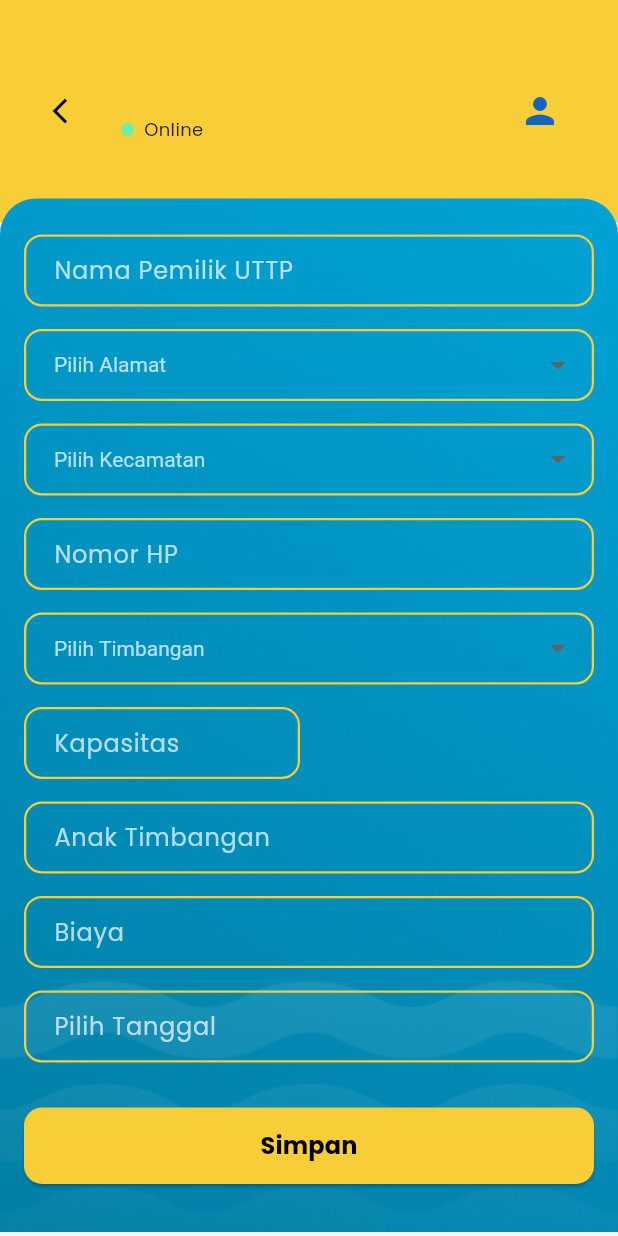
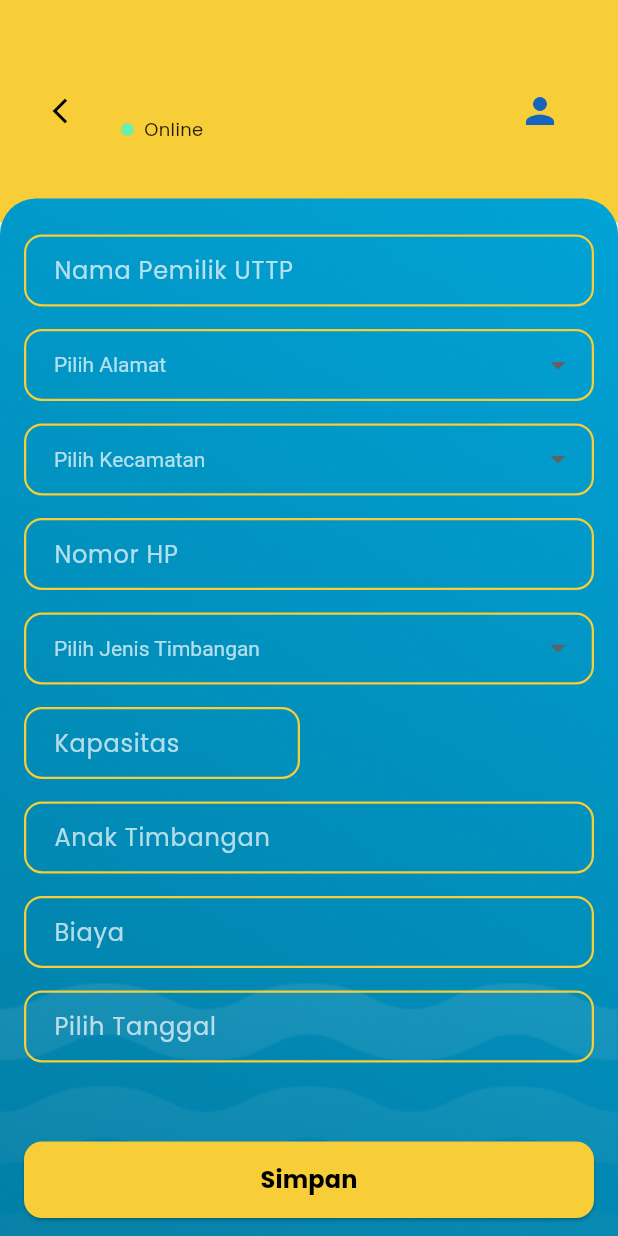
Before and after one commit to ekipy/TeraUlang, a Flutter app: the TeraUlangScreen screen opened by its route, on a phone screen of 412 x 824 dp. Run offline on Flutter 3.47's test engine with Material 3 defaults, Android fonts, the phone set to English and light mode, and no system bars; our stand-ins replace another_flushbar, cloud_firestore, firebase_auth, firebase_core, firebase_database, fl_chart and 7 more; missing offline and left inert: excel, file_saver; accounts and stored records are empty.

Commit message:
update tera ulang screen

```diff
--- a/lib/screen/home_screen.dart
+++ b/lib/screen/home_screen.dart
@@ -25,7 +25,7 @@ class _HomeScreenState extends State<HomeScreen> {
     {"icon": Icons.scale, "title": "Tera Ulang", "screen": '/tera_form'},
     {"icon": Icons.dataset, "title": "Data Tera Ulang", "screen": '/data'},
     {"icon": Icons.monitor, "title": "Monitoring", "screen": '/monitoring'},
-    {"icon": Icons.bar_chart, "title": "E-Cerapan", "screen": '/report'},
+    {"icon": Icons.bar_chart, "title": "Report", "screen": '/report'},
   ];
 
   Future<void> _logout() async {
@@ -177,7 +177,7 @@ class _HomeScreenState extends State<HomeScreen> {
                               title: item["title"],
                               isLoading: isLoading,
                               onTap: () {
-                                if (item["title"] == "E-Cerapan") {
+                                if (item["title"] == "Report") {
                                   showModalBottomSheet(
                                     context: context,
                                     isScrollControlled: true,
--- a/lib/screen/tera_ulang_screen.dart
+++ b/lib/screen/tera_ulang_screen.dart
@@ -227,6 +227,7 @@ class _TeraUlangScreenState extends State<TeraUlangScreen> {
   }
 
   @override
+  @override
   Widget build(BuildContext context) {
     final size = MediaQuery.of(context).size;
     final isTablet = size.width > 600;
@@ -256,20 +257,17 @@ class _TeraUlangScreenState extends State<TeraUlangScreen> {
                 ),
                 child: Row(
                   children: [
-                    // Tombol back
                     IconButton(
                       icon: const Icon(
                         Icons.arrow_back_ios_new,
                         color: Colors.black,
                         size: 20,
                       ),
-                      onPressed: () {
-                        Navigator.pop(context);
-                      },
+                      onPressed: () => Navigator.pop(context),
                     ),
                     const SizedBox(width: 16),
 
-                    // Info User
+                    /// Info user
                     Expanded(
                       child: Column(
                         crossAxisAlignment: CrossAxisAlignment.start,
@@ -308,7 +306,6 @@ class _TeraUlangScreenState extends State<TeraUlangScreen> {
                       ),
                     ),
 
-                    // Avatar
                     CircleAvatar(
                       radius: isTablet ? 30 : 24,
                       backgroundColor: Colors.transparent,
@@ -325,7 +322,7 @@ class _TeraUlangScreenState extends State<TeraUlangScreen> {
             ),
           ),
 
-          /// BODY (form) dengan rounded top & background image
+          /// BODY
           Container(
             margin: EdgeInsets.only(top: headerH - 16),
             decoration: const BoxDecoration(
@@ -338,15 +335,20 @@ class _TeraUlangScreenState extends State<TeraUlangScreen> {
                 topRight: Radius.circular(24),
               ),
             ),
+            child: Column(
+              children: [
+                /// FORM (scrollable)
+                Expanded(
                   child: Form(
                     key: _form,
                     child: SingleChildScrollView(
-                padding: const EdgeInsets.fromLTRB(16, 24, 16, 32),
+                      padding: EdgeInsets.symmetric(
+                        horizontal: isTablet ? 24 : 16,
+                      ).copyWith(top: 24, bottom: 20),
                       physics: const BouncingScrollPhysics(),
                       child: Column(
                         crossAxisAlignment: CrossAxisAlignment.stretch,
                         children: [
-                    // Nama Pemilik
                           _buildInputField(
                             controller: _nama,
                             hint: 'Nama Pemilik UTTP',
@@ -355,7 +357,6 @@ class _TeraUlangScreenState extends State<TeraUlangScreen> {
                           ),
                           const SizedBox(height: 15),
 
-                    // Pasar
                           _buildDropdownField(
                             hint: 'Pilih Alamat',
                             value: _pasar,
@@ -364,7 +365,6 @@ class _TeraUlangScreenState extends State<TeraUlangScreen> {
                           ),
                           const SizedBox(height: 15),
 
-                    // Kecamatan
                           _buildDropdownField(
                             hint: 'Pilih Kecamatan',
                             value: _kecamatan,
@@ -373,7 +373,6 @@ class _TeraUlangScreenState extends State<TeraUlangScreen> {
                           ),
                           const SizedBox(height: 15),
 
-                    // Nomor HP
                           _buildInputField(
                             controller: _hp,
                             hint: 'Nomor HP',
@@ -384,16 +383,14 @@ class _TeraUlangScreenState extends State<TeraUlangScreen> {
                           ),
                           const SizedBox(height: 15),
 
-                    // Jenis Timbangan
                           _buildDropdownField(
-                      hint: 'Pilih Timbangan',
+                            hint: 'Pilih Jenis Timbangan',
                             value: _jenis,
                             items: _jenisOptions,
                             onChanged: (v) => setState(() => _jenis = v),
                           ),
                           const SizedBox(height: 15),
 
-                    // Kapasitas dan Satuan
                           Row(
                             children: [
                               Expanded(
@@ -402,8 +399,9 @@ class _TeraUlangScreenState extends State<TeraUlangScreen> {
                                   hint: 'Kapasitas',
                                   keyboardType: TextInputType.number,
                                   inputFormatters: [DigitsOnlyFormatter()],
-                            validator: (v) =>
-                                (v == null || v.isEmpty) ? 'Wajib diisi' : null,
+                                  validator: (v) => (v == null || v.isEmpty)
+                                      ? 'Wajib diisi'
+                                      : null,
                                 ),
                               ),
                               const SizedBox(width: 12),
@@ -413,7 +411,8 @@ class _TeraUlangScreenState extends State<TeraUlangScreen> {
                                         hint: 'Satuan',
                                         value: _satuan,
                                         items: const ['Kilogram', 'Gram'],
-                                  onChanged: (v) => setState(() => _satuan = v),
+                                        onChanged: (v) =>
+                                            setState(() => _satuan = v),
                                       )
                                     : const SizedBox(),
                               ),
@@ -421,7 +420,6 @@ class _TeraUlangScreenState extends State<TeraUlangScreen> {
                           ),
                           const SizedBox(height: 15),
 
-                    // Anak Timbangan
                           _buildInputField(
                             controller: _anak,
                             hint: 'Anak Timbangan',
@@ -432,17 +430,17 @@ class _TeraUlangScreenState extends State<TeraUlangScreen> {
                           ),
                           const SizedBox(height: 15),
 
-                    // Biaya dengan Rupiah format
                           _buildInputField(
                             controller: _biaya,
                             hint: 'Biaya',
                             keyboardType: TextInputType.number,
-                      // Hindari formatter yang hanya digit karena kita menulis "Rp " & titik secara programatik
                             onChanged: (value) {
-                        final digits = value.replaceAll(RegExp(r'[^0-9]'), '');
+                              final digits = value.replaceAll(
+                                RegExp(r'[^0-9]'),
+                                '',
+                              );
                               final number = int.tryParse(digits) ?? 0;
                               final formatted = _rupiah.format(number);
-                        // Update controller agar caret selalu di akhir
                               _biaya.value = TextEditingValue(
                                 text: formatted,
                                 selection: TextSelection.collapsed(
@@ -455,7 +453,6 @@ class _TeraUlangScreenState extends State<TeraUlangScreen> {
                           ),
                           const SizedBox(height: 15),
 
-                    // Tanggal
                           GestureDetector(
                             onTap: _pickDate,
                             child: AbsorbPointer(
@@ -470,9 +467,18 @@ class _TeraUlangScreenState extends State<TeraUlangScreen> {
                             ),
                           ),
                           const SizedBox(height: 30),
+                        ],
+                      ),
+                    ),
+                  ),
+                ),
 
-                    // Submit Button
-                    SizedBox(
+                /// BUTTON (fixed)
+                SafeArea(
+                  child: Container(
+                    padding: EdgeInsets.symmetric(
+                      horizontal: isTablet ? 24 : 16,
+                    ),
                     width: double.infinity,
                     child: ElevatedButton(
                       onPressed: _submit,
@@ -494,9 +500,9 @@ class _TeraUlangScreenState extends State<TeraUlangScreen> {
                       ),
                     ),
                   ),
+                ),
+                const SizedBox(height: 12),
               ],
-                ),
-              ),
             ),
           ),
         ],
```
Lines whose indentation alone changed are shown as unchanged.
